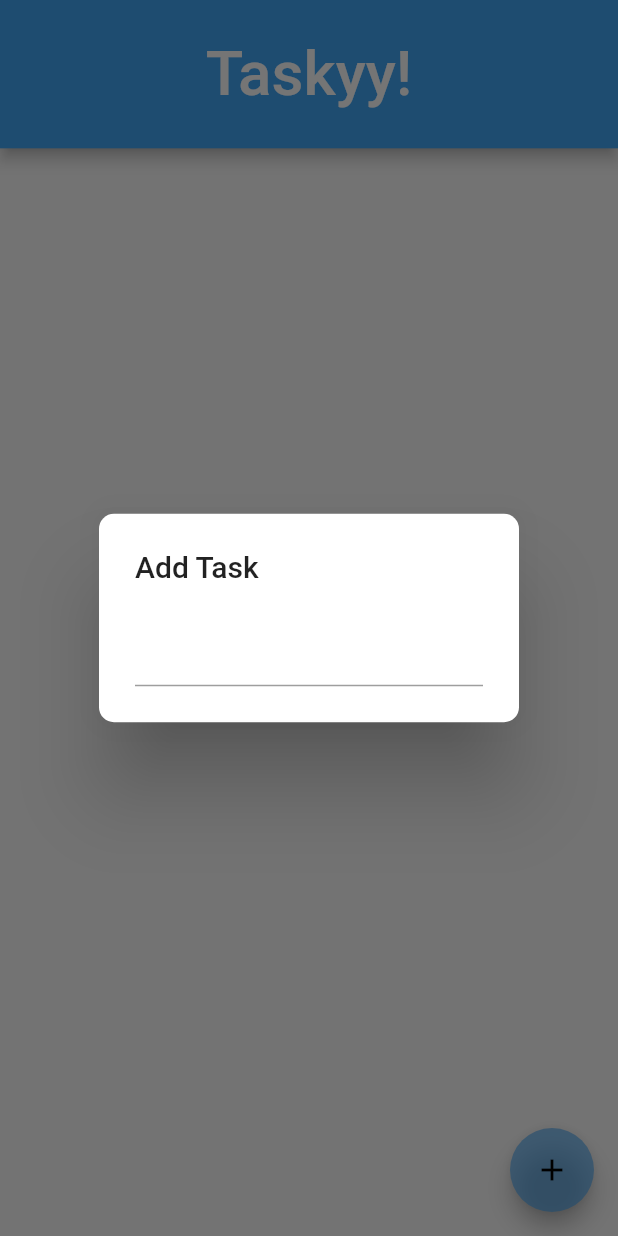
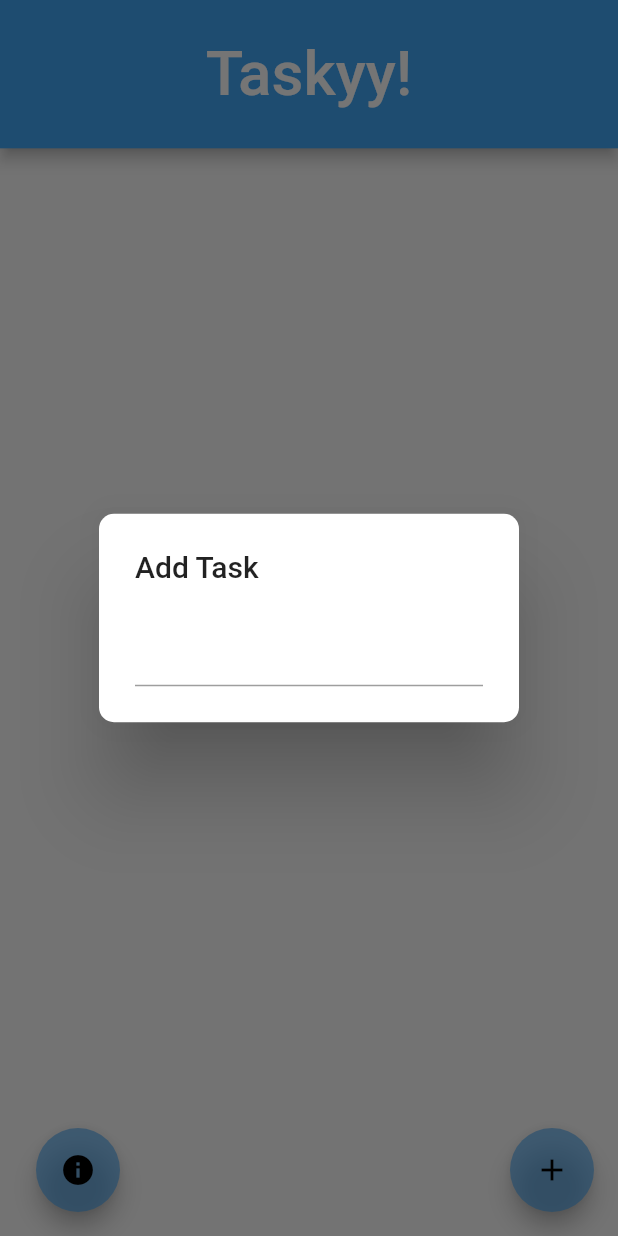
Before and after one commit to Boahen123/taskyy, a Flutter app: the screen it shows after launch, after a tap on the "add" icon, on a phone screen of 412 x 824 dp. Run offline on Flutter 3.47's test engine with Material 2 defaults, Android fonts, the phone set to English and light mode, and no system bars; our stand-ins replace hive, hive_flutter; accounts and stored records are empty.

Commit message:
added info button

```diff
--- a/lib/main.dart
+++ b/lib/main.dart
@@ -4,7 +4,7 @@ import 'package:taskyy/pages/home.dart';
 import 'package:hive_flutter/hive_flutter.dart';
 
 void main() async {
-  await Hive.initFlutter();
+  await Hive.initFlutter("hives");
   Hive.registerAdapter(TaskAdapter());
   runApp(const MainApp());
 }
--- a/lib/pages/home.dart
+++ b/lib/pages/home.dart
@@ -34,7 +34,13 @@ class _HomeState extends State<Home> {
         ),
       ),
       body: _taskView(),
-      floatingActionButton: _addTask(),
+      floatingActionButton: Row(
+        mainAxisAlignment: MainAxisAlignment.spaceBetween,
+        children: [
+          Padding(padding: const EdgeInsets.only(left: 40.0), child: _help()),
+          _addTask(),
+        ],
+      ),
     );
   }
 
@@ -86,6 +92,14 @@ class _HomeState extends State<Home> {
         child: const Icon(Icons.add));
   }
 
+  Widget _help() {
+    return FloatingActionButton(
+      onPressed: _helpPopup,
+      tooltip: 'Info',
+      child: const Icon(Icons.info_sharp),
+    );
+  }
+
   Widget _taskView() {
     return FutureBuilder(
         future: Hive.openBox('tasks'),
@@ -132,4 +146,19 @@ class _HomeState extends State<Home> {
           );
         });
   }
+
+  void _helpPopup() {
+    showDialog(
+        context: context,
+        builder: (BuildContext contextt) {
+          return AlertDialog(
+            title: const Text("Info"),
+            content: const SingleChildScrollView(
+                child: Text(
+                    "1. Plus icon to add new task.\n2. Tap tile to mark as complete.\n3. Long press tile to remove task tile.")),
+            shape: RoundedRectangleBorder(
+                borderRadius: BorderRadius.circular(10.0)),
+          );
+        });
+  }
 }
```
